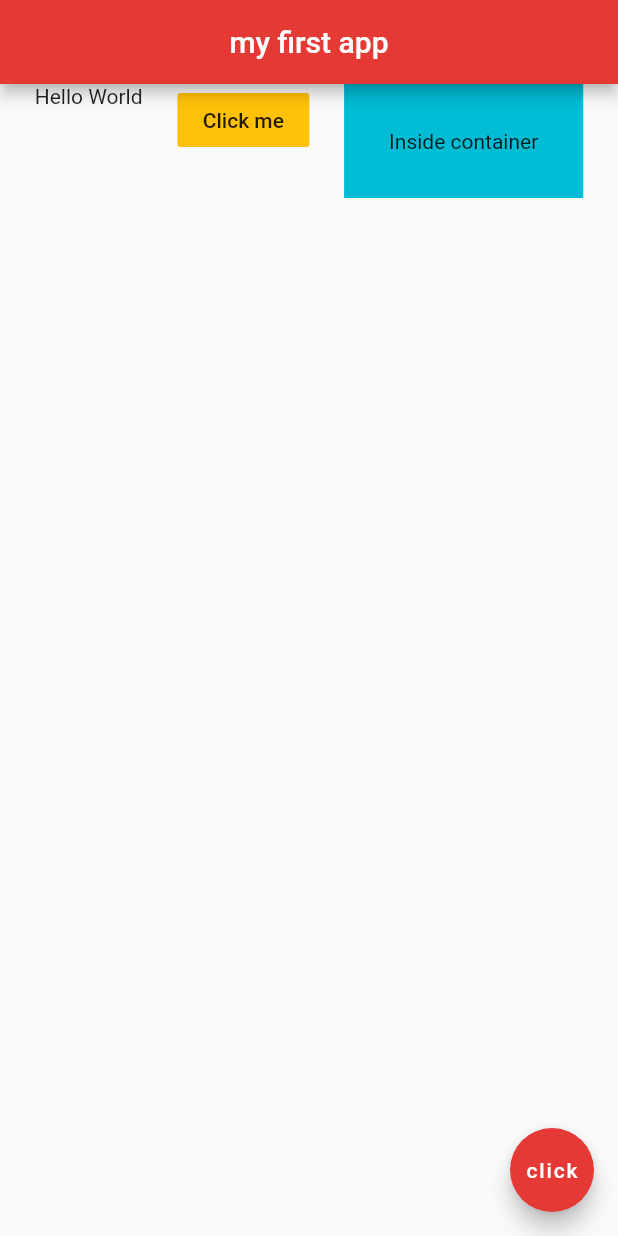
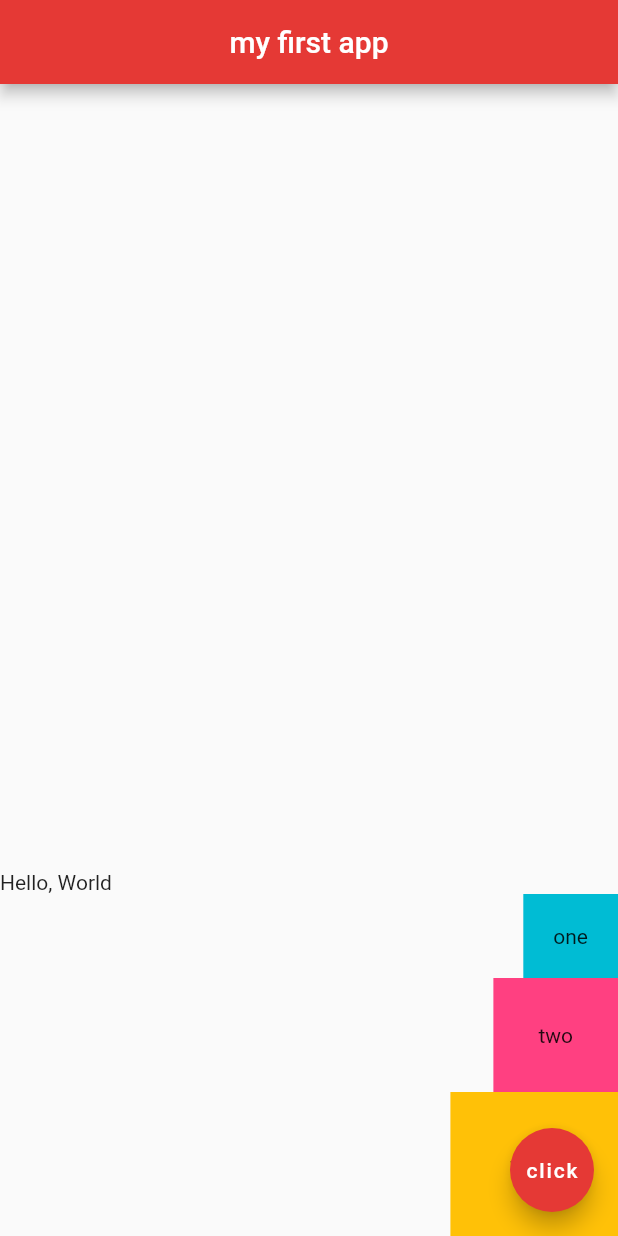
Before and after one commit to ylruiz/flutter, a Flutter app: the screen it shows after launch, on a phone screen of 412 x 824 dp. Run offline on Flutter 3.47's test engine with Material 2 defaults, Android fonts, the light colour scheme and no system bars.

Commit message:
Tutorial #2 - Using Column

```diff
--- a/tutorial_2/lib/main.dart
+++ b/tutorial_2/lib/main.dart
@@ -18,20 +18,30 @@
         centerTitle: true,
         backgroundColor: Colors.red[600],
       ),
-      body: Row(
-        mainAxisAlignment: MainAxisAlignment.spaceEvenly,
-        crossAxisAlignment: CrossAxisAlignment.start,
+      body: Column(
+        mainAxisAlignment: MainAxisAlignment.end,
+        crossAxisAlignment: CrossAxisAlignment.end,
         children: <Widget>[
-          Text('Hello World'),
-          FlatButton(
-            color: Colors.amber,
-            child: Text('Click me'),
-            onPressed: () {},
+          Row(
+            children: <Widget>[
+              Text('Hello, '),
+              Text('World'),
+            ],
           ),
           Container(
+            padding: EdgeInsets.all(20.0),
             color: Colors.cyan,
+            child: Text('one'),
+          ),
+           Container(
             padding: EdgeInsets.all(30.0),
-            child: Text('Inside container'),
+            color: Colors.pinkAccent,
+            child: Text('two'),
+          ),
+           Container(
+            padding: EdgeInsets.all(40.0),
+            color: Colors.amber,
+            child: Text('three'),
           )
         ],
       ),
```
